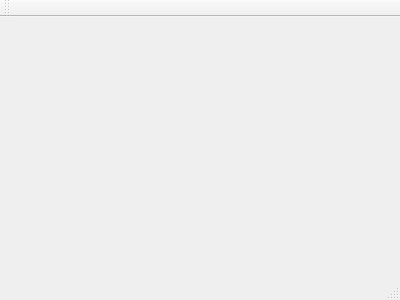
This is src/main/mainwindow.ui in Gris87/OptimalList as Qt 5 draws it before an edit. The edited form follows.
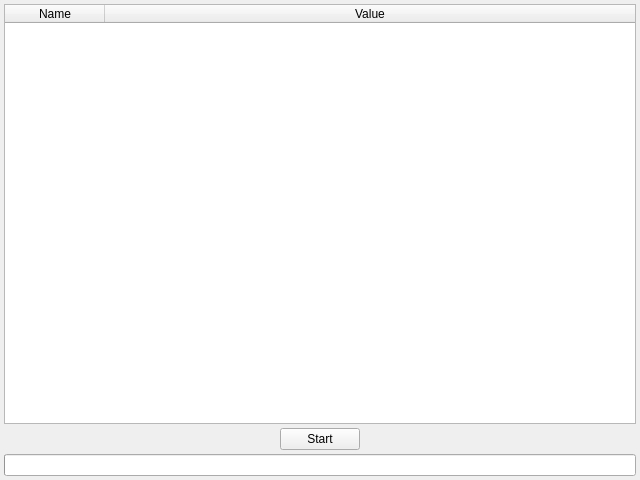
This is the edited form.

Commit message: OptimalList works normal. Several tests added

```diff
--- a/src/main/mainwindow.ui
+++ b/src/main/mainwindow.ui
@@ -1,24 +1,93 @@
 <ui version="4.0">
  <class>MainWindow</class>
- <widget class="QMainWindow" name="MainWindow" >
-  <property name="geometry" >
+ <widget class="QMainWindow" name="MainWindow">
+  <property name="geometry">
    <rect>
     <x>0</x>
     <y>0</y>
-    <width>400</width>
-    <height>300</height>
+    <width>640</width>
+    <height>480</height>
    </rect>
   </property>
   <property name="windowTitle" >
    <string>MainWindow</string>
   </property>
-  <widget class="QMenuBar" name="menuBar" />
-  <widget class="QToolBar" name="mainToolBar" />
-  <widget class="QWidget" name="centralWidget" />
-  <widget class="QStatusBar" name="statusBar" />
+  <widget class="QWidget" name="centralWidget">
+   <layout class="QVBoxLayout" name="verticalLayout">
+    <property name="spacing">
+     <number>4</number>
+    </property>
+    <property name="margin">
+     <number>4</number>
+    </property>
+    <item>
+     <widget class="QTableWidget" name="testsTableWidget">
+      <attribute name="horizontalHeaderStretchLastSection">
+       <bool>true</bool>
+      </attribute>
+      <column>
+       <property name="text">
+        <string>Name</string>
+       </property>
+      </column>
+      <column>
+       <property name="text">
+        <string>Value</string>
+       </property>
+      </column>
+     </widget>
+    </item>
+    <item>
+     <layout class="QHBoxLayout" name="horizontalLayout">
+      <property name="spacing">
+       <number>4</number>
+      </property>
+      <item>
+       <spacer name="horizontalSpacer">
+        <property name="orientation">
+         <enum>Qt::Horizontal</enum>
+        </property>
+        <property name="sizeHint" stdset="0">
+         <size>
+          <width>40</width>
+          <height>20</height>
+         </size>
+        </property>
+       </spacer>
+      </item>
+      <item>
+       <widget class="QPushButton" name="startButton">
+        <property name="text">
+         <string>Start</string>
+        </property>
+       </widget>
+      </item>
+      <item>
+       <spacer name="horizontalSpacer_2">
+        <property name="orientation">
+         <enum>Qt::Horizontal</enum>
+        </property>
+        <property name="sizeHint" stdset="0">
+         <size>
+          <width>40</width>
+          <height>20</height>
+         </size>
+        </property>
+       </spacer>
+      </item>
+     </layout>
+    </item>
+    <item>
+     <widget class="QProgressBar" name="progressBar">
+      <property name="textVisible">
+       <bool>false</bool>
+      </property>
+     </widget>
+    </item>
+   </layout>
+  </widget>
  </widget>
- <layoutDefault spacing="6" margin="11" />
- <pixmapfunction></pixmapfunction>
+ <layoutdefault spacing="6" margin="11"/>
  <resources/>
  <connections/>
 </ui>
```
Left out of the diff: 5 changed lines with no effect on the pictures. The commit also changes 5 other files.
